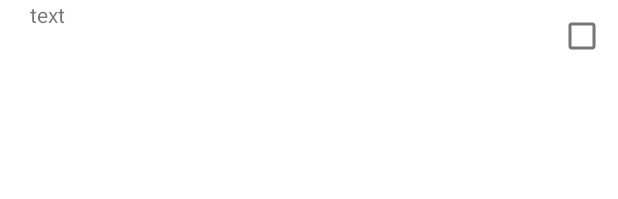
After one commit to dcorby/mp3-player, an Android app: the layout spinner_item.xml on its own in the app's theme, with its tools: preview values and no code run, on a phone screen of 412 x 824 dp. The commit adds this screen. Shown: the top 199 px of the screen. Run offline under Robolectric (Android 15) with nearby library versions, the phone set to English and light mode, and no system bars.

Commit message:
working on spinner implementation

```diff
--- a/app/src/main/res/layout/fragment_home.xml
+++ b/app/src/main/res/layout/fragment_home.xml
@@ -27,6 +27,7 @@
         <!-- convert this to checkable spinner: https://stackoverflow.com/questions/38417984/android-spinner-dropdown-checkbox -->
 
         <Spinner
+            android:id="@+id/spinner"
             android:layout_width="match_parent"
             android:layout_height="50dp"
             android:entries="@array/array_name">
--- /dev/null
+++ b/app/src/main/res/layout/spinner_item.xml
@@ -0,0 +1,20 @@
+<?xml version="1.0" encoding="utf-8"?>
+<RelativeLayout xmlns:android="http://schemas.android.com/apk/res/android"
+    android:layout_width="wrap_content"
+    android:layout_height="wrap_content">
+
+    <TextView
+        android:id="@+id/text"
+        android:layout_width="match_parent"
+        android:layout_height="wrap_content"
+        android:layout_marginLeft="20dp"
+        android:text="text"
+        android:textAlignment="gravity" />
+
+    <CheckBox
+        android:id="@+id/checkbox"
+        android:layout_width="wrap_content"
+        android:layout_height="wrap_content"
+        android:layout_alignParentEnd="true"
+        android:layout_alignParentRight="true" />
+</RelativeLayout>
```
Also changed, not shown: app/src/main/java/com/example/media/CustomAdapter.java (added, +80 -0 lines), app/src/main/java/com/example/media/HomeFragment.java (+17 -3 lines), app/src/main/java/com/example/media/SpinnerItem.java (added, +22 -0 lines).
